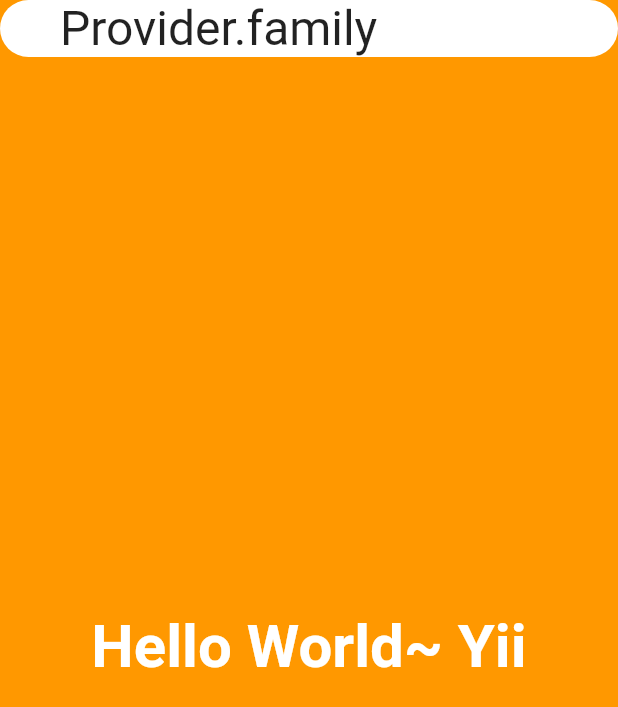
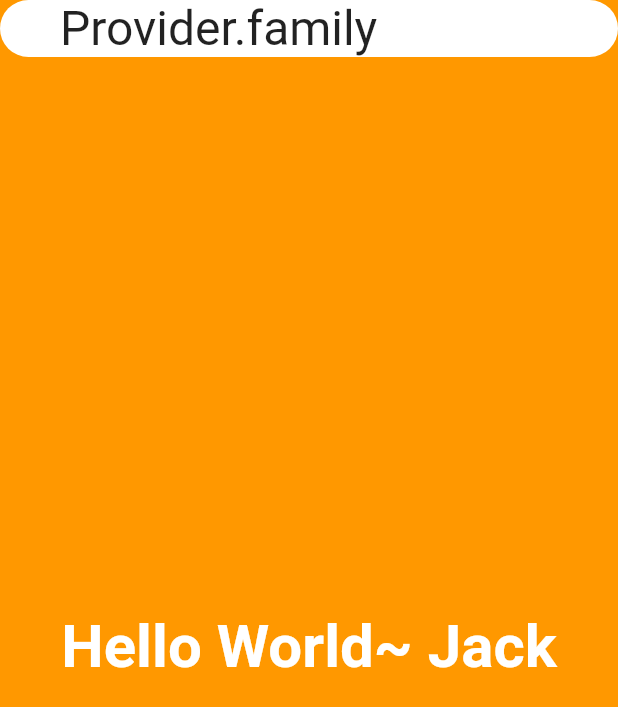
Before and after one commit to chyiiiiiiiiiiii/get_some_riverpod, a Flutter app: the FamilyPage screen opened directly, on a phone screen of 412 x 824 dp. Shown: the top 707 px of the screen. Run offline on Flutter 3.47's test engine with Material 2 defaults, Android fonts, the phone set to English and light mode, and no system bars; our stand-ins replace flutter_riverpod, fluttertoast.

Commit message:
update content fix bug

```diff
--- a/lib/page/basic/change_notifier_provider/change_notifier_provider_page.dart
+++ b/lib/page/basic/change_notifier_provider/change_notifier_provider_page.dart
@@ -41,7 +41,7 @@ class ChangeNotifierProviderPage extends StatelessWidget {
             decoration: BoxDecoration(color: Colors.white, borderRadius: BorderRadius.circular(20.0)),
             child: const SafeArea(
               child: Text(
-                'StateNotifierProvider',
+                'ChangeNotifierProvider',
                 style: TextStyle(fontSize: 32.0),
               ),
             ),
--- a/lib/page/basic/state_provider/state_provider_page.dart
+++ b/lib/page/basic/state_provider/state_provider_page.dart
@@ -60,8 +60,8 @@ class StateProviderPage extends ConsumerWidget {
             heroTag: '2',
             onPressed: () {
               // ref.read(counterProvider.notifier).state++;
-              // 使用update()，可以取得目前的狀態，並使用此狀態進行更新
-              ref.read(counterProvider.notifier).update((currentState) => currentState++);
+              // 使用update()，可以取得目前的狀態，並使用此狀態進行更新。整數用++不會更新哦
+              ref.read(counterProvider.notifier).update((currentState) => currentState + 1);
             },
             child: const Icon(Icons.add),
           )
--- a/lib/page/basic/stream_provider/stream_provider_page.dart
+++ b/lib/page/basic/stream_provider/stream_provider_page.dart
@@ -1,3 +1,5 @@
+import 'dart:async';
+
 import 'package:flutter/material.dart';
 import 'package:flutter_riverpod/flutter_riverpod.dart';
 
--- a/lib/page/modifiers/auto_dispose_page.dart
+++ b/lib/page/modifiers/auto_dispose_page.dart
@@ -14,7 +14,8 @@ class Configration {
   });
 }
 
-final getConfigrationProvider = FutureProvider.autoDispose<Configration>((ref) async {
+final getConfigrationProvider = FutureProvider.autoDispose<Configration>(
+  (ref) async {
     // 停止使用provider的時候，可以進行一些服務的記憶體釋放
     ref.onDispose(() {
       debugPrint('FutureProvider.autoDispose - onDispose()');
@@ -26,7 +27,8 @@ final getConfigrationProvider = FutureProvider.autoDispose<Configration>((ref) a
     // 如果失敗，則不要使用此函式，下次進入頁面會再次執行該非同步操作
     ref.maintainState = true;
     return configration;
-  });
+  },
+);
 
 //----------------------------------------------------------------
 
--- a/lib/page/modifiers/family_page.dart
+++ b/lib/page/modifiers/family_page.dart
@@ -5,10 +5,14 @@ import '../../other/theme.dart';
 
 /// [ Provider ]
 /// family，修飾符
-/// 取得provider時可以添加一個參數，限基礎型別
+/// 取得provider時可以添加一個參數
 
-final helloWorldProvider = Provider.family<String, String>((ref, name) {
-  return 'Hello World~ $name';
+class Person {
+  String name = 'Jack';
+}
+
+final helloWorldProvider = Provider.family<String, Person>((ref, person) {
+  return 'Hello World~ ${person.name}';
 });
 
 //----------------------------------------------------------------
@@ -37,7 +41,7 @@ class FamilyPage extends StatelessWidget {
             child: Center(
               child: Consumer(
                 builder: (context, ref, _) {
-                  final String message = ref.watch(helloWorldProvider('Yii'));
+                  final String message = ref.watch(helloWorldProvider(Person()));
                   return Text(
                     message,
                     style: myBigTextStyle,
```
Also changed, not shown: lib/page/basic/provider/provider_page2.dart (+1 -6 lines), 1 other file.
